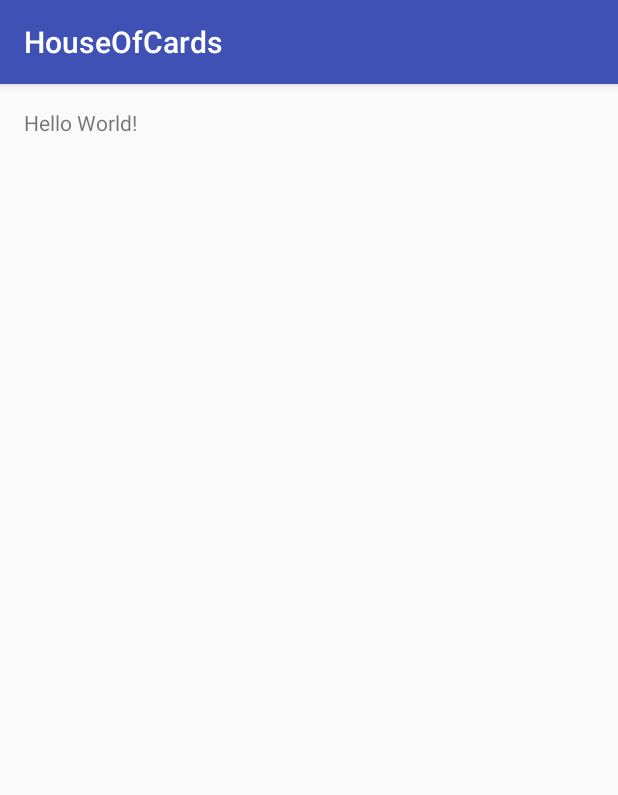
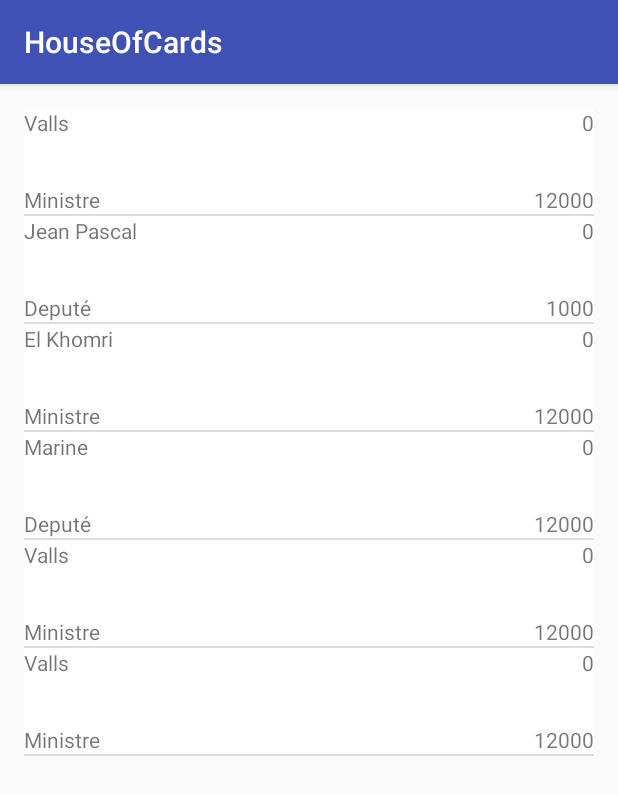
Before and after one commit to Rikcore/Dojo_politiciens, an Android app: the screen it shows after launch (MainActivity), on a phone screen of 412 x 824 dp. Shown: the top 795 px of the screen. Run offline under Robolectric (Android 15) with nearby library versions, the phone set to English and light mode, and no system bars.

Commit message:
color background

```diff
--- a/app/src/main/java/fr/wcs/houseofcards/Depute.java
+++ b/app/src/main/java/fr/wcs/houseofcards/Depute.java
@@ -7,8 +7,8 @@ package fr.wcs.houseofcards;
 public class Depute extends Politicien {
     private boolean assiduite;
 
-    public Depute(int revenus, double patrimoine, Parti parti, boolean assiduite) {
-        super(revenus, patrimoine, parti);
+    public Depute(int revenus, double patrimoine, Parti parti, boolean assiduite, String name) {
+        super(revenus, patrimoine, parti, name);
         this.assiduite = assiduite;
     }
 
@@ -21,4 +21,8 @@ public class Depute extends Politicien {
     }
 
 
+    @Override
+    public int getFonction() {
+        return DEPUTE;
+    }
 }
--- a/app/src/main/java/fr/wcs/houseofcards/MainActivity.java
+++ b/app/src/main/java/fr/wcs/houseofcards/MainActivity.java
@@ -2,12 +2,47 @@ package fr.wcs.houseofcards;
 
 import android.support.v7.app.AppCompatActivity;
 import android.os.Bundle;
+import android.view.View;
+import android.widget.AdapterView;
+import android.widget.ListView;
+
+import java.util.ArrayList;
+import java.util.List;
 
 public class MainActivity extends AppCompatActivity {
+
+    private ListView polList;
+    private ArrayList<Politicien> arrayPol;
+    private PoliticienAdapter mAdapter;
 
     @Override
     protected void onCreate(Bundle savedInstanceState) {
         super.onCreate(savedInstanceState);
         setContentView(R.layout.activity_main);
+
+        polList = (ListView) findViewById(R.id.polist);
+        arrayPol = new ArrayList<>();
+
+
+        arrayPol.add(new Ministre(12000, 9999999, Parti.PS, "Valls"));
+        arrayPol.add(new Depute(1000, 999, Parti.EELV, true, "Jean Pascal"));
+        arrayPol.add(new Ministre(12000, 7837, Parti.PS, "El Khomri"));
+        arrayPol.add(new Depute(12000, 9999999, Parti.FN, false, "Marine"));
+        arrayPol.add(new Ministre(12000, 9999999, Parti.PS, "Valls"));
+        arrayPol.add(new Ministre(12000, 9999999, Parti.PS, "Valls"));
+
+        mAdapter = new PoliticienAdapter(arrayPol, R.layout.politician_item, this);
+
+        polList.setAdapter(mAdapter);
+
+        polList.setOnItemClickListener(new AdapterView.OnItemClickListener() {
+            @Override
+            public void onItemClick(AdapterView<?> parent, View view, int position, long id) {
+                arrayPol.get(position).bullshit();
+                mAdapter.notifyDataSetChanged();
+            }
+        });
+
+
     }
 }
--- a/app/src/main/java/fr/wcs/houseofcards/Ministre.java
+++ b/app/src/main/java/fr/wcs/houseofcards/Ministre.java
@@ -7,8 +7,8 @@ package fr.wcs.houseofcards;
 public class Ministre extends Politicien{
 
 
-    public Ministre(int revenus, double patrimoine, Parti parti) {
-        super(revenus, patrimoine, parti);
+    public Ministre(int revenus, double patrimoine, Parti parti , String name) {
+        super(revenus, patrimoine, parti, name );
     }
 
     public Loi proposeLoi(){
@@ -33,4 +33,8 @@ public class Ministre extends Politicien{
         }
     }
 
+    @Override
+    public int getFonction() {
+        return MINISTRE;
+    }
 }
--- a/app/src/main/java/fr/wcs/houseofcards/Politicien.java
+++ b/app/src/main/java/fr/wcs/houseofcards/Politicien.java
@@ -4,19 +4,27 @@ package fr.wcs.houseofcards;
  * Created by eddy on 04/04/17.
  */
 
-public class Politicien implements Malhonnete {
+public abstract class Politicien implements Malhonnete {
 
     private int revenus;
     private boolean casierJudiciaire = false;
     private double patrimoine;
     private int bullshitLevel = 0;
     private Parti parti;
+    private String name;
+    public final static int MINISTRE = 1;
+    public final static int DEPUTE = 2;
 
-    public Politicien(int revenus, double patrimoine,
-                      Parti parti ) {
+
+    public Politicien(int revenus, double patrimoine, Parti parti, String name) {
         this.revenus = revenus;
         this.patrimoine = patrimoine;
-        this.parti=parti;
+        this.parti = parti;
+        this.name = name;
+    }
+
+    public String getName(){
+        return this.name;
     }
 
     public Parti getParti(){
@@ -83,4 +91,8 @@ public class Politicien implements Malhonnete {
     public void caughtByMediaPart() {
         casierJudiciaire=true;
     }
+
+    public abstract int getFonction();
+
+
 }
--- a/app/src/main/java/fr/wcs/houseofcards/PoliticienAdapter.java
+++ b/app/src/main/java/fr/wcs/houseofcards/PoliticienAdapter.java
@@ -1,10 +1,15 @@
 package fr.wcs.houseofcards;
 
 import android.content.Context;
+import android.graphics.Color;
+import android.util.Log;
 import android.view.LayoutInflater;
 import android.view.View;
 import android.view.ViewGroup;
 import android.widget.BaseAdapter;
+import android.widget.Filter;
+import android.widget.Filterable;
+import android.widget.TextView;
 
 import java.util.ArrayList;
 
@@ -12,11 +17,16 @@ import java.util.ArrayList;
  * Created by eddy on 04/04/17.
  */
 
-public class PoliticienAdapter extends BaseAdapter {
+public class PoliticienAdapter extends BaseAdapter implements Filterable {
 
     private ArrayList<Politicien> elus;
     private int layout;
     private Context context;
+
+    private TextView textViewName;
+    private TextView textViewRevenus;
+    private TextView textViewBullshitLevel;
+    private TextView textViewFonction;
 
     public PoliticienAdapter(ArrayList<Politicien> elus, int layout, Context context) {
         this.elus = elus;
@@ -30,7 +40,7 @@ public class PoliticienAdapter extends BaseAdapter {
     }
 
     @Override
-    public Object getItem(int position) {
+    public Politicien getItem(int position) {
         return elus.get(position);
     }
 
@@ -43,7 +53,72 @@ public class PoliticienAdapter extends BaseAdapter {
     public View getView(int position, View convertView, ViewGroup parent) {
         if (convertView == null){
             convertView = LayoutInflater.from(context).inflate(layout, parent, false);
+
+            Log.d("PoliticienAdapter","Creating New View");
+
         }
+
+        backgroundColor(position, convertView);
+        textViewBullshitLevel = (TextView) convertView.findViewById(R.id.textViewBullshit);
+        textViewFonction = (TextView) convertView.findViewById(R.id.textViewFonction);
+        textViewName = (TextView) convertView.findViewById(R.id.textViewName);
+        textViewRevenus = (TextView) convertView.findViewById(R.id.textViewRevenu);
+
+        Politicien popol = getItem(position);
+
+
+        textViewRevenus.setText(String.valueOf(popol.getRevenus()));
+        textViewName.setText(popol.getName());
+        textViewBullshitLevel.setText(String.valueOf(popol.getBullshitLevel()));
+        switch (popol.getFonction()){
+            case Politicien.DEPUTE :
+                textViewFonction.setText(R.string.deputyText);
+                break;
+            case Politicien.MINISTRE:
+                textViewFonction.setText(R.string.ministreText);
+                break;
+
+        }
+        return convertView;
+    }
+    public void backgroundColor(int position, View itemView) {
+        int bullshit ;
+        int j = 255;
+
+
+        Politicien popol = getItem(position);
+        bullshit = popol.getBullshitLevel();
+
+        j = j - j/20 * bullshit;
+        if (j>0){
+            itemView.setBackgroundColor(Color.argb(255, 255, j, j));
+        }
+        else{
+            itemView.setBackgroundColor(Color.argb(255,0,0,0));
+            textViewBullshitLevel.setTextColor(Color.WHITE);
+        }
+
+
+
+    }
+
+    private Filter mFilter = new Filter() {
+        @Override
+        protected FilterResults performFiltering(CharSequence constraint) {
+
+
+
+            return null;
+        }
+
+        @Override
+        protected void publishResults(CharSequence constraint, FilterResults results) {
+
+        }
+    };
+
+    @Override
+    public Filter getFilter() {
         return null;
     }
 }
--- a/app/src/main/res/layout/activity_main.xml
+++ b/app/src/main/res/layout/activity_main.xml
@@ -10,8 +10,10 @@
     android:paddingTop="@dimen/activity_vertical_margin"
     tools:context="fr.wcs.houseofcards.MainActivity">
 
-    <TextView
-        android:layout_width="wrap_content"
-        android:layout_height="wrap_content"
-        android:text="Hello World!" />
+    <ListView
+        android:layout_width="match_parent"
+        android:layout_height="match_parent"
+        android:layout_alignParentTop="true"
+        android:layout_alignParentStart="true"
+        android:id="@+id/polist" />
 </RelativeLayout>
--- /dev/null
+++ b/app/src/main/res/layout/politician_item.xml
@@ -0,0 +1,38 @@
+<?xml version="1.0" encoding="utf-8"?>
+<RelativeLayout xmlns:android="http://schemas.android.com/apk/res/android"
+    android:orientation="vertical" android:layout_width="match_parent"
+    android:layout_height="match_parent">
+
+    <TextView
+        android:text="TextView"
+        android:layout_width="wrap_content"
+        android:layout_height="wrap_content"
+        android:id="@+id/textViewName"
+        android:layout_alignParentTop="true"
+        android:layout_alignParentStart="true" />
+
+    <TextView
+        android:text="TextView"
+        android:layout_width="wrap_content"
+        android:layout_height="wrap_content"
+        android:layout_marginTop="32dp"
+        android:id="@+id/textViewFonction"
+        android:layout_below="@+id/textViewName"
+        android:layout_alignParentStart="true" />
+
+    <TextView
+        android:text="TextView"
+        android:layout_width="wrap_content"
+        android:layout_height="wrap_content"
+        android:layout_alignTop="@+id/textViewFonction"
+        android:layout_alignEnd="@+id/textViewBullshit"
+        android:id="@+id/textViewRevenu" />
+
+    <TextView
+        android:text="TextView"
+        android:layout_width="wrap_content"
+        android:layout_height="wrap_content"
+        android:id="@+id/textViewBullshit"
+        android:layout_alignParentTop="true"
+        android:layout_alignParentEnd="true" />
+</RelativeLayout>
--- a/app/src/main/res/values/strings.xml
+++ b/app/src/main/res/values/strings.xml
@@ -1,3 +1,5 @@
 <resources>
     <string name="app_name">HouseOfCards</string>
+    <string name="ministreText">Ministre</string>
+    <string name="deputyText">Deputé</string>
 </resources>
```
Also changed, not shown: 2 other files.
